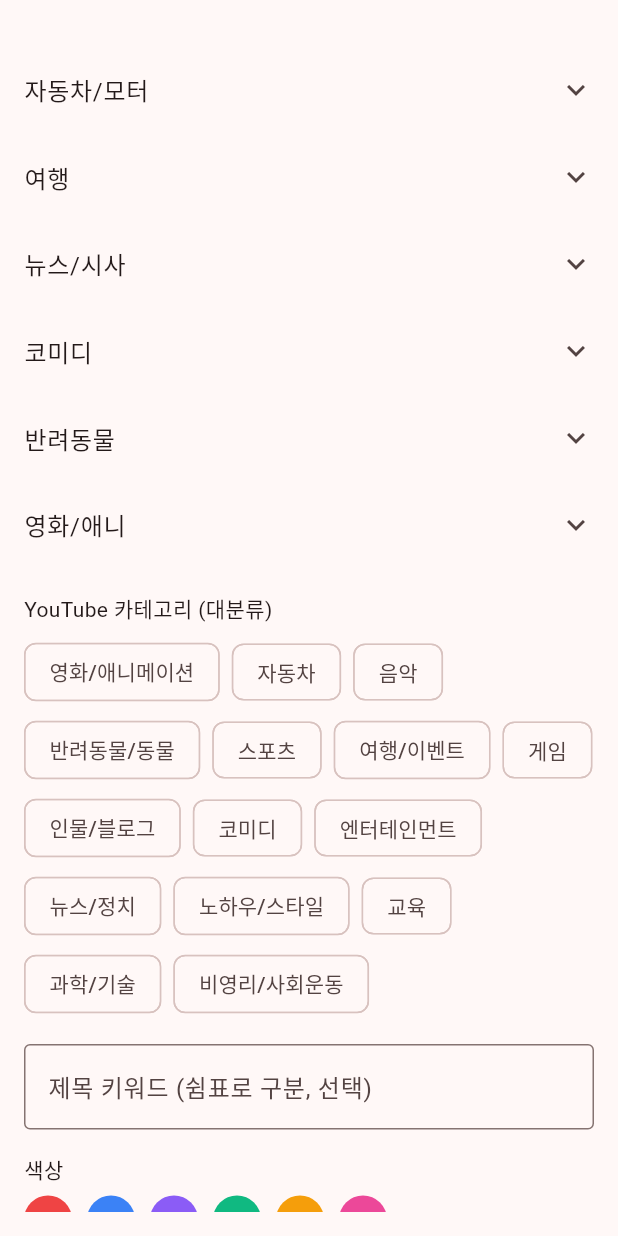
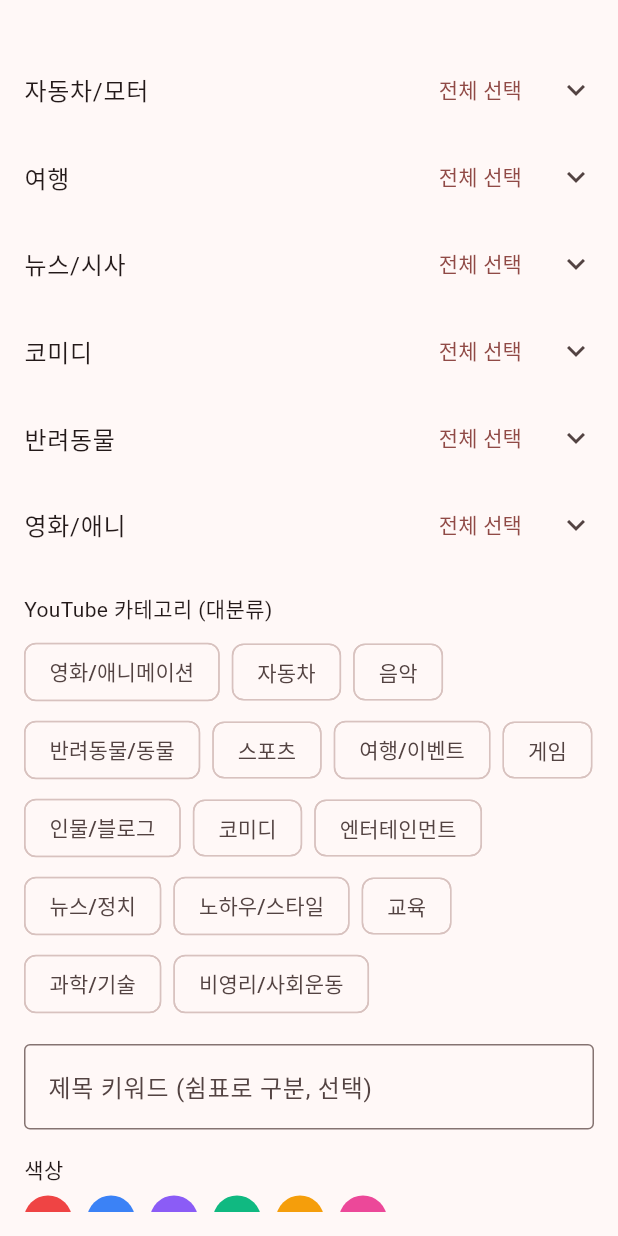
Before and after one commit to hongsytop-tech/Youtube-Filtering, a Flutter app: the CategoryEditorSheet widget shown alone on an empty page, opened directly, scrolled down 576 dp, on a phone screen of 412 x 824 dp. Run offline on Flutter 3.47's test engine with Material 3 defaults, Android fonts, the phone set to English and light mode, and no system bars; our stand-ins replace cached_network_image, flutter_dotenv, flutter_riverpod, go_router, shared_preferences, supabase_flutter and 1 more; missing offline and left inert: dart:js_interop; accounts and stored records are empty; network calls fail.

Commit message:
Add bundle ("전체") categories + group select-all in editor
- bundlePresets(): one umbrella category per macro group (지식/교육 전체,
  음악 전체, 스포츠 전체 …) derived from FeedTopics.groups, bundling all of
  the group's fine topics. Topic-based, so a bundle chip stays consistent
  with the fine topic shown on each card.
- Category screen: the add button is now a menu offering "추천 세부
  카테고리" and "묶음 카테고리"; both add disabled, matched by name.
- Category editor: each topic group gets a 전체 선택/해제 button to
  toggle all of its fine topics at once (build any custom bundle fast).

Co-Authored-By: Claude Opus 4.8 <noreply@anthropic.com>
Claude-Session: https://claude.ai/code/session_01KqsggJx5GU2VY8m2xWj9Ty

```diff
--- a/lib/features/categories/widgets/category_editor_sheet.dart
+++ b/lib/features/categories/widgets/category_editor_sheet.dart
@@ -83,13 +83,38 @@ class _CategoryEditorSheetState extends State<CategoryEditorSheet> {
   Widget _topicGroup(MapEntry<String, List<String>> group) {
     final selectedInGroup =
         group.value.where(_selectedTopics.contains).length;
+    final allSelected = selectedInGroup == group.value.length;
     return Theme(
       data: Theme.of(context).copyWith(dividerColor: Colors.transparent),
       child: ExpansionTile(
         tilePadding: EdgeInsets.zero,
         childrenPadding: const EdgeInsets.only(bottom: 8),
-        title: Text(
-          selectedInGroup > 0 ? '${group.key} ($selectedInGroup)' : group.key,
+        title: Row(
+          children: [
+            Expanded(
+              child: Text(
+                selectedInGroup > 0
+                    ? '${group.key} ($selectedInGroup)'
+                    : group.key,
+              ),
+            ),
+            TextButton(
+              style: TextButton.styleFrom(
+                visualDensity: VisualDensity.compact,
+                padding: const EdgeInsets.symmetric(horizontal: 8),
+                minimumSize: Size.zero,
+                tapTargetSize: MaterialTapTargetSize.shrinkWrap,
+              ),
+              onPressed: () => setState(() {
+                if (allSelected) {
+                  _selectedTopics.removeAll(group.value);
+                } else {
+                  _selectedTopics.addAll(group.value);
+                }
+              }),
+              child: Text(allSelected ? '전체 해제' : '전체 선택'),
+            ),
+          ],
         ),
         children: [
           Align(
```
Also changed, not shown: lib/features/categories/data/category_presets.dart (+24 -0 lines), lib/features/categories/providers/categories_providers.dart (+8 -2 lines), lib/features/categories/screens/categories_screen.dart (+32 -8 lines).
